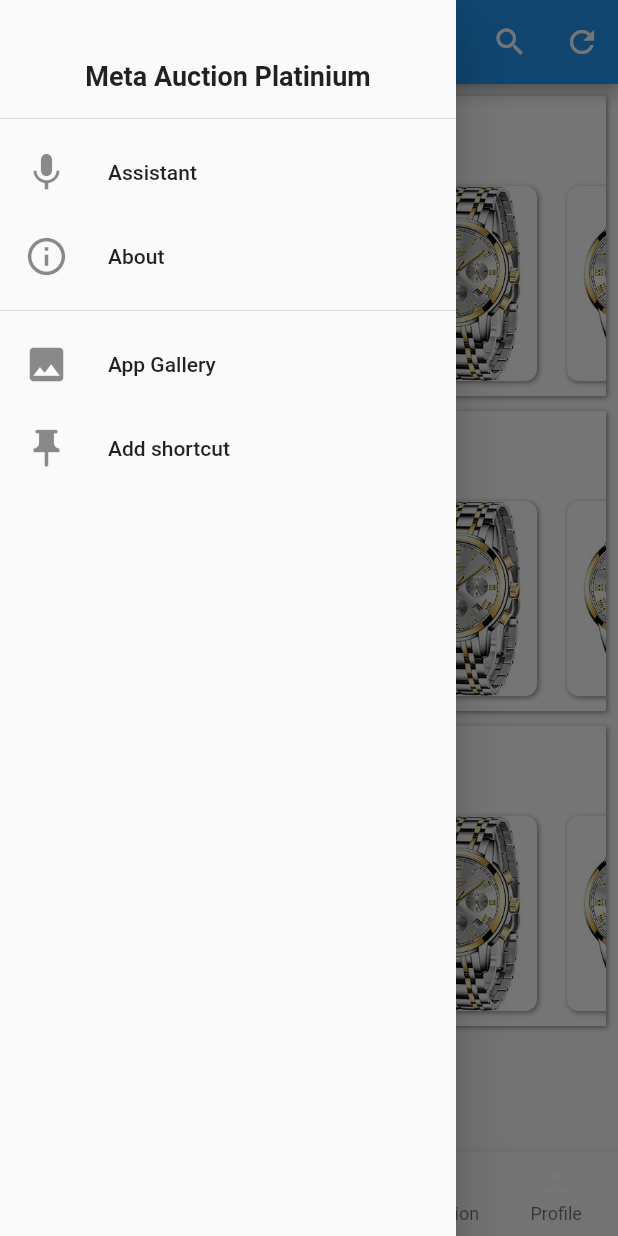
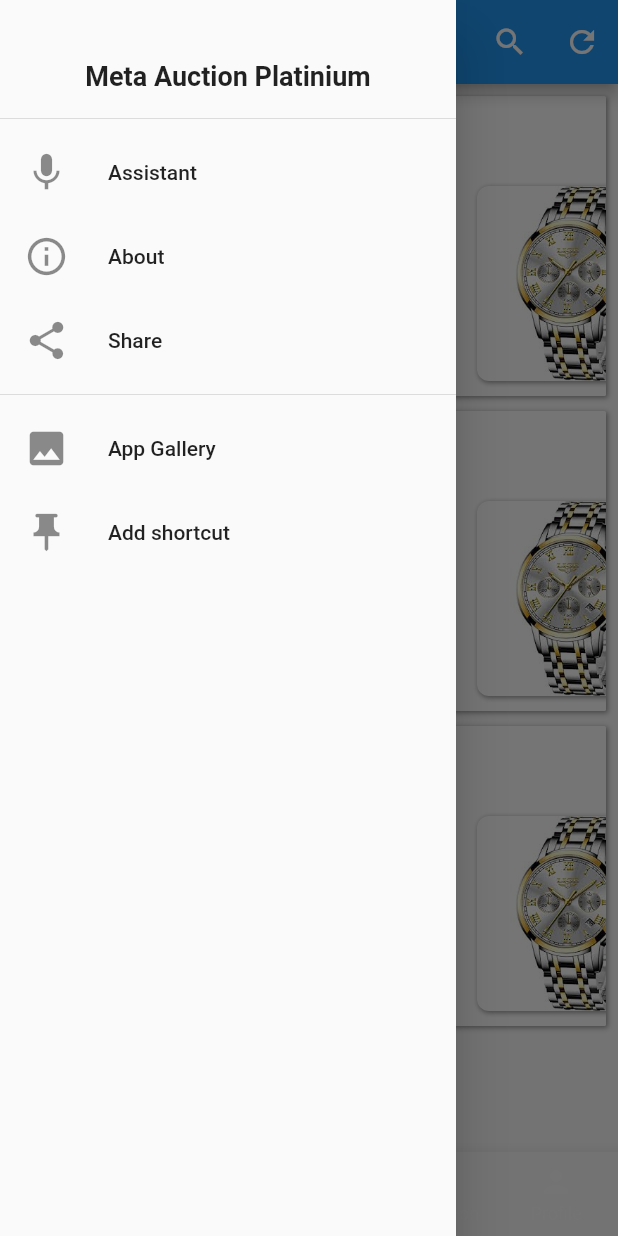
Before and after one commit to Mega-bee/CronoTracker, a Flutter app: the screen it shows after launch, with the side drawer open, on a phone screen of 412 x 824 dp. Run offline on Flutter 3.47's test engine with Material 2 defaults, Android fonts, the phone set to English and light mode, and no system bars; our stand-ins replace loading_animation_widget, share_plus; statements that could not run were skipped.

Commit message:
trending page : Bottom Navigation Bar, Drawer menu, Item cards,

```diff
--- /dev/null
+++ b/lib/DrawerMenu/ui/widgets/drawer_menu_widget.dart
@@ -0,0 +1,107 @@
+import 'package:flutter/cupertino.dart';
+import 'package:flutter/material.dart';
+import '../screens/about_screen.dart';
+import '../screens/assistant_screen.dart';
+import 'package:share_plus/share_plus.dart';
+
+class DrawerMenu extends StatelessWidget {
+
+  @override
+  Widget build(BuildContext context) {
+    return Drawer(
+      child: ListView(
+        // Important: Remove any padding from the ListView.
+        padding: EdgeInsets.zero,
+        children: [
+
+          SizedBox(height: 30),
+
+          Padding(
+            padding: const EdgeInsets.all(10.0),
+            child: Container(
+              child: Center(
+                child: Text(
+                  'Meta Auction Platinium',
+                  style: TextStyle(
+                      fontWeight: FontWeight.bold,
+                      fontSize: 18
+                  ),
+                ),
+              ),
+            ),
+          ),
+
+          Divider(),
+
+          ListTile(
+            leading: Icon(
+              Icons.mic,
+              size: 30,
+            ),
+            title: Text('Assistant'),
+            onTap: () {
+              Navigator.push(
+                context,
+                MaterialPageRoute(builder: (context) => AssistantScreen()),
+              );
+            },
+          ),
+          ListTile(
+            leading: Icon(
+              Icons.info_outline,
+              size: 30,
+            ),
+            title: Text('About'),
+            onTap: () {
+              Navigator.push(
+                context,
+                MaterialPageRoute(builder: (context) => AboutScreen()),
+              );
+            },
+          ),
+
+          ListTile(
+            leading: Icon(
+              Icons.share,
+              size: 30,
+            ),
+            title: Text('Share'),
+            onTap: () {
+              void _onShare(BuildContext context) async {
+                final box = context.findRenderObject() as RenderBox?;
+                await Share.share(
+                    "-",
+                    sharePositionOrigin: box!.localToGlobal(Offset.zero) & box.size
+                );
+              }
+
+              _onShare(context);
+              print('shared !');
+            },
+          ),
+
+          Divider(),
+
+          ListTile(
+            leading: Icon(
+              Icons.image,
+              size: 30,
+            ),
+            title: Text('App Gallery'),
+            onTap: () {},
+          ),
+
+          ListTile(
+            leading: Icon(
+              Icons.push_pin,
+              size: 30,
+            ),
+            title: Text('Add shortcut'),
+            onTap: () {},
+          ),
+
+        ],
+      ),
+    );
+  }
+}
--- a/lib/trending/BottomNavigationBar/bottom_navigation_bar.dart
+++ b/lib/Trending/BottomNavigationBar/bottom_navigation_bar.dart
@@ -14,7 +14,10 @@ class _BottomMenuState extends State<BottomMenu> {
   @override
   Widget build(BuildContext context) {
     return BottomNavigationBar(
-
+      selectedItemColor: Colors.white,
+      unselectedItemColor: Colors.white38,
+      unselectedIconTheme: IconThemeData(color:Colors.white38 ),
+      selectedIconTheme: IconThemeData(color: Colors.white),
       type: BottomNavigationBarType.fixed,
       backgroundColor: Colors.bottomNavPurple,
       currentIndex: currentIndex,
@@ -27,33 +30,31 @@ class _BottomMenuState extends State<BottomMenu> {
         BottomNavigationBarItem(
           icon: Icon(
             Icons.trending_up_sharp,
-            color: Colors.white,
           ),
           label: 'Trending',
         ),
         BottomNavigationBarItem(
           icon: Icon(
               Icons.search,
-            color: Colors.white,
           ),
           label: 'Discover',
         ),
         BottomNavigationBarItem(
           icon: Icon(
               Icons.gavel,
-            color: Colors.white,
           ),
           label: 'Auctions',
+
         ),
         BottomNavigationBarItem(
           icon: Icon(
               Icons.notifications,
-            color: Colors.white,),
+          ),
           label: 'Notification',
         ),
         BottomNavigationBarItem(
-          icon: Icon(Icons.person,
-            color: Colors.white,
+          icon: Icon(
+            Icons.person,
           ),
           label: 'Profile',
         ),
--- a/lib/trending/ui/screens/trending_screen.dart
+++ b/lib/Trending/ui/screens/trending_screen.dart
@@ -1,9 +1,9 @@
 import 'package:flutter/cupertino.dart';
 import 'package:flutter/material.dart';
+import '../../../DrawerMenu/ui/widgets/drawer_menu_widget.dart';
 import '../../BottomNavigationBar/bottom_navigation_bar.dart';
 import '../../model_classes/watch_card.dart';
 import '../widget/build_watch_card.dart';
-import '../widget/navigation_drawer.dart';
 
 class TrendingScreen extends StatelessWidget {
 
@@ -16,19 +16,19 @@ class TrendingScreen extends StatelessWidget {
 
 
   watchCard(
-    img: 'lib/assets/images/watch5.jpg'
+    img: 'assets/images/watch5.jpg'
   ),
 
     watchCard(
-        img: 'lib/assets/images/watch5.jpg'
+        img: 'assets/images/watch2.jpg'
     ),
 
     watchCard(
-        img: 'lib/assets/images/watch5.jpg'
+        img: 'assets/images/watch5.jpg'
     ),
 
     watchCard(
-        img: 'lib/assets/images/watch5.jpg'
+        img: 'assets/images/watch5.jpg'
     ),
 
 
@@ -221,8 +221,6 @@ class TrendingScreen extends StatelessWidget {
                   ],
                 ),
 
-
-
               ],
 
             ),
@@ -234,71 +232,7 @@ class TrendingScreen extends StatelessWidget {
           },
         ),
 
-      drawer: Drawer(
-    child: ListView(
-    // Important: Remove any padding from the ListView.
-    padding: EdgeInsets.zero,
-      children: [
-
-        SizedBox(height: 30),
-
-        Padding(
-          padding: const EdgeInsets.all(10.0),
-          child: Container(
-            child: Center(
-                child: Text(
-                    'Meta Auction Platinium',
-                  style: TextStyle(
-                    fontWeight: FontWeight.bold,
-                    fontSize: 18
-                  ),
-                ),
-            ),
-          ),
-        ),
-
-        Divider(),
-
-        ListTile(
-          leading: Icon(
-            Icons.mic,
-            size: 30,
-          ),
-          title: Text('Assistant'),
-          onTap: () {},
-        ),
-        ListTile(
-          leading: Icon(
-            Icons.info_outline,
-            size: 30,
-          ),
-          title: Text('About'),
-          onTap: () {},
-        ),
-        Divider(),
-
-        ListTile(
-          leading: Icon(
-            Icons.image,
-            size: 30,
-          ),
-          title: Text('App Gallery'),
-          onTap: () {},
-        ),
-
-        ListTile(
-          leading: Icon(
-            Icons.push_pin,
-            size: 30,
-          ),
-          title: Text('Add shortcut'),
-          onTap: () {},
-        ),
-
-      ],
-    ),
-    ),
-
+      drawer: DrawerMenu(),
 
 
     );
--- a/lib/trending/ui/widget/build_watch_card.dart
+++ b/lib/Trending/ui/widget/build_watch_card.dart
@@ -25,7 +25,7 @@ class BuildWatchCard extends StatelessWidget {
             )
           ],
         ),
-        width: 100,
+        width: 130,
         child: Image(
           width: double.infinity,
           height: double.infinity,
--- a/lib/main.dart
+++ b/lib/main.dart
@@ -8,7 +8,6 @@ void main() {
 class MyApp extends StatelessWidget {
   const MyApp({key});
 
-  // This widget is the root of your application.
   @override
   Widget build(BuildContext context) {
     return MaterialApp(
@@ -17,7 +16,7 @@ class MyApp extends StatelessWidget {
       theme: ThemeData(
         primarySwatch: Colors.blue,
       ),
-      home: TrendingScreen() ,
+      home: TrendingScreen(),
     );
   }
 }
```
Also changed, not shown: lib/DrawerMenu/ui/screens/about_screen.dart (added, +71 -0 lines), lib/DrawerMenu/ui/screens/assistant_screen.dart (added, +65 -0 lines), lib/trending/ui/widget/navigation_drawer.dart (deleted, +0 -10 lines), pubspec.yaml (+3 -5 lines), assets/images/logo.jpg (added), assets/images/watch.png (renamed from lib/assets/images/watch.png), assets/images/watch2.jpg (renamed from lib/assets/images/watch2.jpg), assets/images/watch3.jpg (renamed from lib/assets/images/watch3.jpg), assets/images/watch5.jpg (renamed from lib/assets/images/watch5.jpg), lib/Trending/model_classes/watch_card.dart (renamed from lib/trending/model_classes/watch_card.dart), lib/assets/images/watch4.png (deleted), pubspec.lock.
